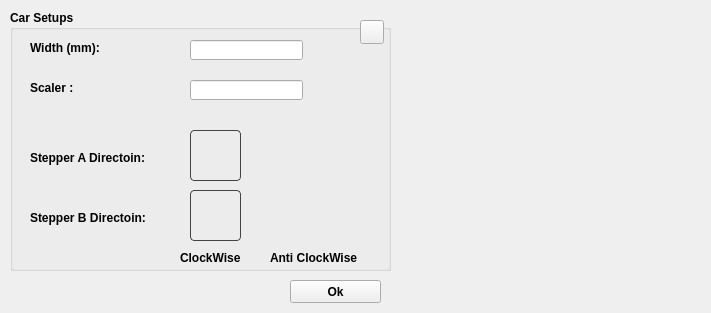
Qt form mDrawGui/CarSetup.ui (Makeblock-official/mDrawBot) before a commit.
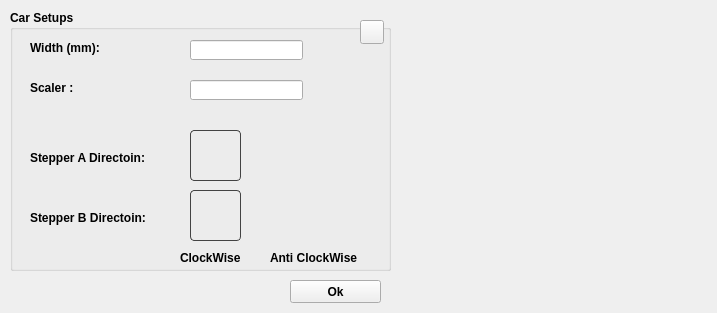
The same form after that commit. Icons and pictures are not drawn.

Diff of the .ui file:
```diff
--- a/mDrawGui/CarSetup.ui
+++ b/mDrawGui/CarSetup.ui
@@ -6,10 +6,28 @@
    <rect>
     <x>0</x>
     <y>0</y>
-    <width>711</width>
+    <width>717</width>
     <height>313</height>
    </rect>
   </property>
+  <property name="sizePolicy">
+   <sizepolicy hsizetype="Fixed" vsizetype="Fixed">
+    <horstretch>0</horstretch>
+    <verstretch>0</verstretch>
+   </sizepolicy>
+  </property>
+  <property name="minimumSize">
+   <size>
+    <width>717</width>
+    <height>313</height>
+   </size>
+  </property>
+  <property name="maximumSize">
+   <size>
+    <width>711</width>
+    <height>313</height>
+   </size>
+  </property>
   <property name="font">
    <font>
     <family>Arial</family>
```
